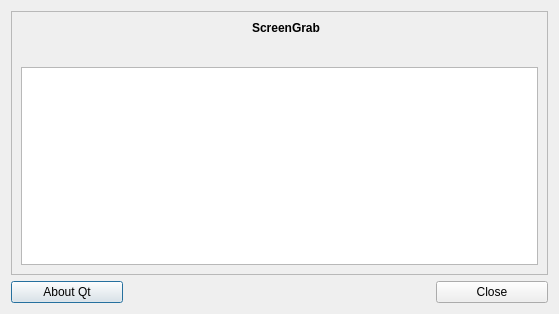
lxqt/screengrab, file src/core/ui/aboutwidget.ui: the form before one commit.
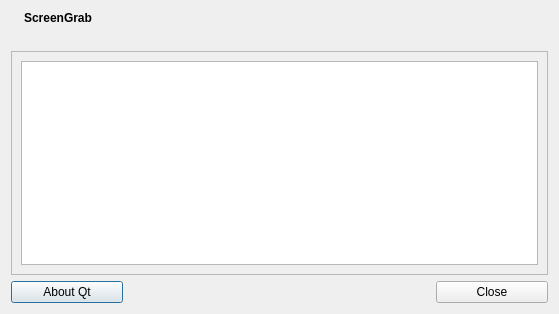
The form after the commit. Icons and pictures are not drawn.

Patch:
```diff
--- a/src/core/ui/aboutwidget.ui
+++ b/src/core/ui/aboutwidget.ui
@@ -36,15 +36,6 @@
     <enum>QLayout::SetDefaultConstraint</enum>
    </property>
    <item>
-    <widget class="QFrame" name="frame">
-     <property name="frameShape">
-      <enum>QFrame::StyledPanel</enum>
-     </property>
-     <property name="frameShadow">
-      <enum>QFrame::Raised</enum>
-     </property>
-     <layout class="QVBoxLayout" name="_2">
-      <item>
        <layout class="QHBoxLayout" name="horizontalLayout">
         <item>
          <widget class="QLabel" name="label">
@@ -73,25 +64,17 @@
              <string notr="true">&lt;b&gt;ScreenGrab&lt;/b&gt;</string>
             </property>
             <property name="alignment">
-             <set>Qt::AlignBottom|Qt::AlignHCenter</set>
+          <set>Qt::AlignBottom</set>
             </property>
            </widget>
           </item>
           <item>
            <widget class="QLabel" name="labQtVer">
-            <property name="font">
-             <font>
-              <family>Sans Serif</family>
-              <pointsize>11</pointsize>
-              <weight>50</weight>
-              <bold>false</bold>
-             </font>
-            </property>
             <property name="text">
              <string notr="true"/>
             </property>
             <property name="alignment">
-             <set>Qt::AlignHCenter|Qt::AlignTop</set>
+          <set>Qt::AlignTop</set>
             </property>
            </widget>
           </item>
@@ -99,6 +82,15 @@
         </item>
        </layout>
       </item>
+   <item>
+    <widget class="QFrame" name="frame">
+     <property name="frameShape">
+      <enum>QFrame::StyledPanel</enum>
+     </property>
+     <property name="frameShadow">
+      <enum>QFrame::Raised</enum>
+     </property>
+     <layout class="QVBoxLayout" name="_2">
       <item>
        <widget class="QTextBrowser" name="txtArea">
         <property name="openExternalLinks">
```
Left out of the diff: 1 changed line with no effect on the pictures. Lines whose indentation alone changed are shown as unchanged.
